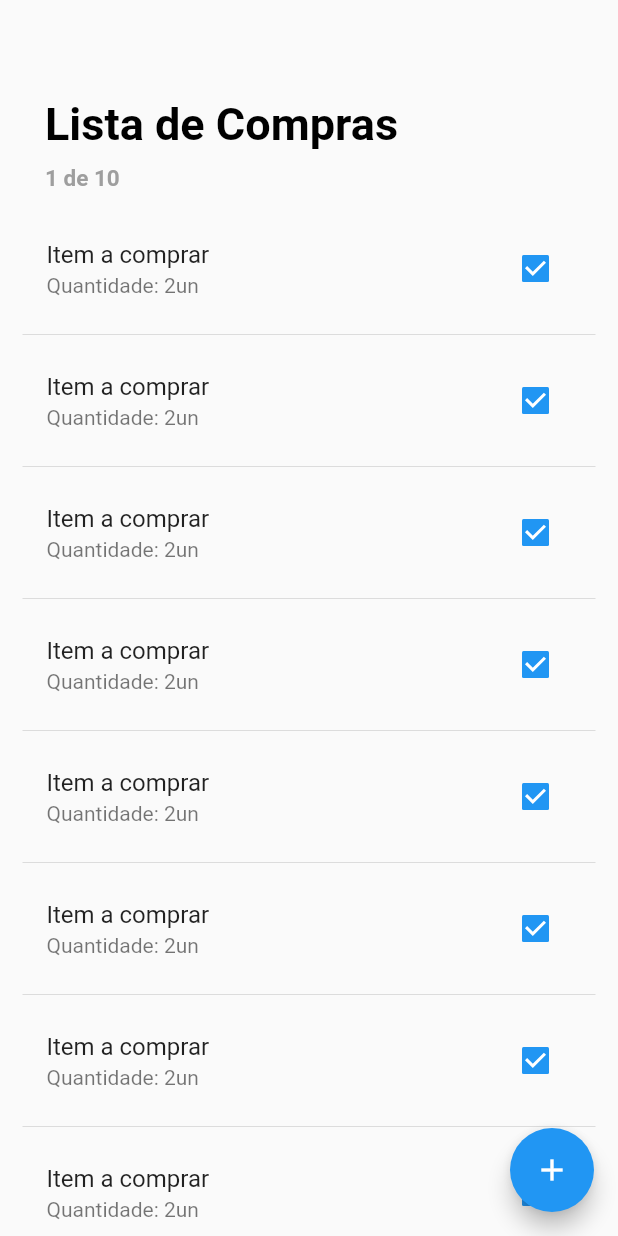
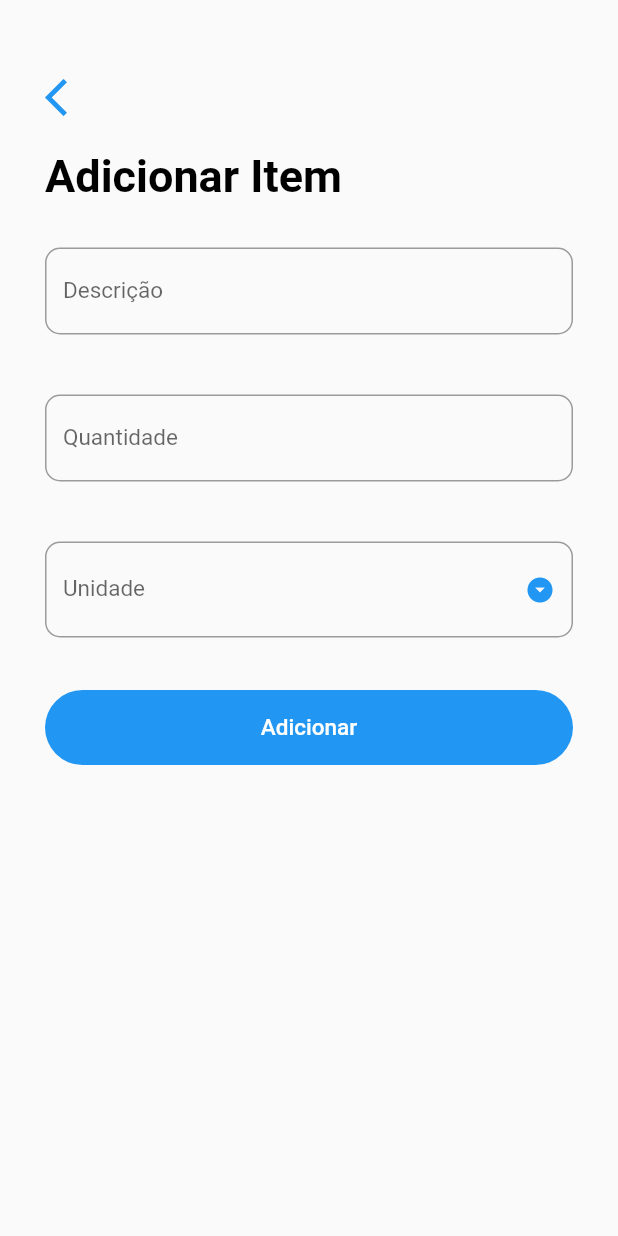
Before and after one commit to FelipeFinger/vou-comprei, a Flutter app: the screen it shows after launch, after a tap on the "add" icon, on a phone screen of 412 x 824 dp. Run offline on Flutter 3.47's test engine with Material 2 defaults, Android fonts, the phone set to English and light mode, and no system bars.

Commit message:
Ajustes de padrões e tela para adicionar itens.

```diff
--- a/lib/main.dart
+++ b/lib/main.dart
@@ -1,5 +1,5 @@
 import 'package:flutter/material.dart';
-import 'package:voucomprei/pages/ShoppingListScreen.dart';
+import 'package:voucomprei/pages/shopping_list_page.dart';
 
 void main() {
   runApp(MyApp());
@@ -15,7 +15,7 @@ class MyApp extends StatelessWidget {
       theme: ThemeData(
         primarySwatch: Colors.blue,
       ),
-      home: ShoppingListScreen(),
+      home: ShoppingListPage(),
     );
   }
 }
--- /dev/null
+++ b/lib/pages/add_item_page.dart
@@ -0,0 +1,156 @@
+import 'package:flutter/material.dart';
+
+class AddItemPage extends StatefulWidget {
+  @override
+  _AddItemPageState createState() => _AddItemPageState();
+}
+
+class _AddItemPageState extends State<AddItemPage> {
+  final _formKey = GlobalKey<FormState>();
+  String _description = '';
+  String _amount = '';
+  String _unity;
+
+  final List<String> _units = [
+    'Unidades (Un)',
+    'Quilogramas (Kg)',
+    'Litros (L)'
+  ];
+
+  _submit() {
+    if(_formKey.currentState.validate()){
+      _formKey.currentState.save();
+      print('$_description, $_amount, $_unity');
+
+      // inserir o item na base
+
+      // atualizar o item
+
+      Navigator.pop(context);
+    }
+  }
+
+  @override
+  Widget build(BuildContext context) {
+    return Scaffold(
+        body: GestureDetector(
+      onTap: () => FocusScope.of(context).unfocus(),
+      child: SingleChildScrollView(
+          child: Container(
+        padding: EdgeInsets.symmetric(horizontal: 30.0, vertical: 50.0),
+        child: Column(
+          crossAxisAlignment: CrossAxisAlignment.start,
+          children: <Widget>[
+            GestureDetector(
+                onTap: () => {Navigator.pop(context)},
+                child: Icon(
+                  Icons.arrow_back_ios,
+                  size: 30.0,
+                  color: Theme.of(context).primaryColor,
+                )),
+            SizedBox(
+              height: 20.0,
+            ),
+            Text(
+              'Adicionar Item',
+              style: TextStyle(
+                  color: Colors.black,
+                  fontSize: 30.0,
+                  fontWeight: FontWeight.bold),
+            ),
+            SizedBox(
+              height: 10.0,
+            ),
+            Form(
+              key: _formKey,
+              child: Column(
+                children: <Widget>[
+                  Padding(
+                    padding: EdgeInsets.symmetric(vertical: 20.0),
+                    child: TextFormField(
+                      style: TextStyle(fontSize: 15.0),
+                      decoration: InputDecoration(
+                          labelText: 'Descrição',
+                          labelStyle: TextStyle(fontSize: 15.0),
+                          border: OutlineInputBorder(
+                              borderRadius: BorderRadius.circular(10.0))),
+                      validator: (input) => input.trim().isEmpty
+                          ? 'Informe a descrição do item!'
+                          : null,
+                      onSaved: (input) => _description = input,
+                      initialValue: _description,
+                    ),
+                  ),
+                  Padding(
+                    padding: EdgeInsets.symmetric(vertical: 20.0),
+                    child: TextFormField(
+                      style: TextStyle(fontSize: 15.0),
+                      decoration: InputDecoration(
+                          labelText: 'Quantidade',
+                          labelStyle: TextStyle(fontSize: 15.0),
+                          border: OutlineInputBorder(
+                              borderRadius: BorderRadius.circular(10.0))),
+                      validator: (input) =>
+                          input.trim().isEmpty ? 'Informe a quantidade!' : null,
+                      onSaved: (input) => _amount = input,
+                      initialValue: _amount,
+                    ),
+                  ),
+                  Padding(
+                    padding: EdgeInsets.symmetric(vertical: 20.0),
+                    child: DropdownButtonFormField(
+                      isDense: true,
+                      icon: Icon(Icons.arrow_drop_down_circle),
+                      iconSize: 20.0,
+                      iconEnabledColor: Theme.of(context).primaryColor,
+                      items: _units.map((String unity) {
+                        return DropdownMenuItem(
+                          value: unity,
+                          child: Text(
+                            unity,
+                            style:
+                                TextStyle(color: Colors.black, fontSize: 15.0),
+                          ),
+                        );
+                      }).toList(),
+                      style: TextStyle(fontSize: 15.0),
+                      decoration: InputDecoration(
+                          labelText: 'Unidade',
+                          labelStyle: TextStyle(fontSize: 15.0),
+                          border: OutlineInputBorder(
+                              borderRadius: BorderRadius.circular(10.0))),
+                      validator: (input) => _unity == null
+                          ? 'Selecione a unidade a ser considerada!'
+                          : null,
+                      onChanged: (value) {
+                        setState(() {
+                          _unity = value;
+                        });
+                      },
+                      value: _unity,
+                    ),
+                  ),
+                  Container(
+                    margin: EdgeInsets.symmetric(vertical: 15.0),
+                    height: 50.0,
+                    width: double.infinity,
+                    decoration: BoxDecoration(
+                        color: Theme.of(context).primaryColor,
+                        borderRadius: BorderRadius.circular(30.0)),
+                    child: FlatButton(
+                      child: Text(
+                        'Adicionar',
+                        style: TextStyle(color: Colors.white, fontSize: 15.0),
+                      ),
+                      onPressed: _submit,
+                    ),
+                  )
+                ],
+              ),
+            )
+          ],
+        ),
+      )),
+    ));
+  }
+}
--- a/lib/pages/ShoppingListScreen.dart
+++ b/lib/pages/shopping_list_page.dart
@@ -1,11 +1,12 @@
 import 'package:flutter/material.dart';
+import 'package:voucomprei/pages/add_item_page.dart';
 
-class ShoppingListScreen extends StatefulWidget {
+class ShoppingListPage extends StatefulWidget {
   @override
-  _ShoppingListScreenState createState() => _ShoppingListScreenState();
+  _ShoppingListPageState createState() => _ShoppingListPageState();
 }
 
-class _ShoppingListScreenState extends State<ShoppingListScreen> {
+class _ShoppingListPageState extends State<ShoppingListPage> {
   Widget _buildItem(int index) {
     return Padding(
         padding: EdgeInsets.symmetric(horizontal: 15.0),
@@ -31,7 +32,12 @@ class _ShoppingListScreenState extends State<ShoppingListScreen> {
       floatingActionButton: FloatingActionButton(
         backgroundColor: Theme.of(context).primaryColor,
         child: Icon(Icons.add),
-        onPressed: () => print('Tela de add itens'),
+        onPressed: () => Navigator.push(
+          context,
+          MaterialPageRoute(
+            builder: (_) => AddItemPage(),
+          ),
+        ),
       ),
       body: ListView.builder(
         padding: EdgeInsets.symmetric(vertical: 50.0),
```
